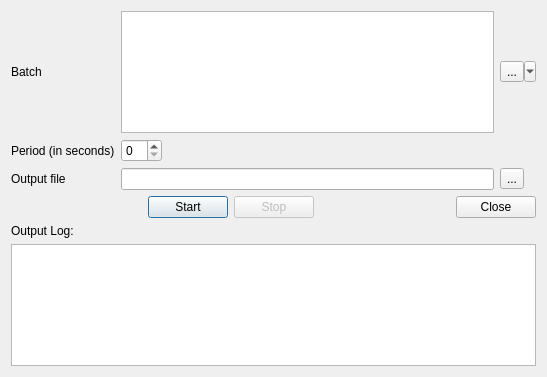
Qt form forms/BatchProcessor.ui (elnicoCZ/qmodbus) before a commit.
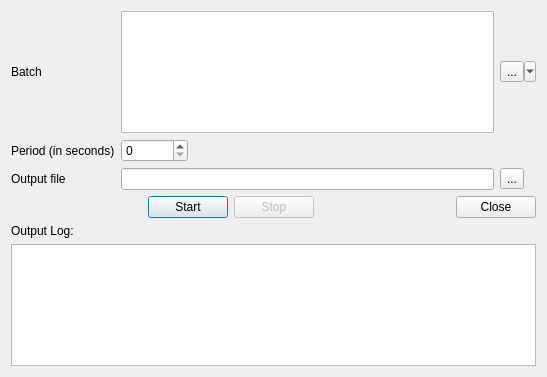
The same form after that commit.

Patch:
```diff
--- a/forms/BatchProcessor.ui
+++ b/forms/BatchProcessor.ui
@@ -31,8 +31,8 @@
        <property name="toolTip">
         <string>Use 0 for single-shot execution.</string>
        </property>
-       <property name="minimum">
-        <number>0</number>
+       <property name="maximum">
+        <number>9999999</number>
        </property>
       </widget>
      </item>
```
